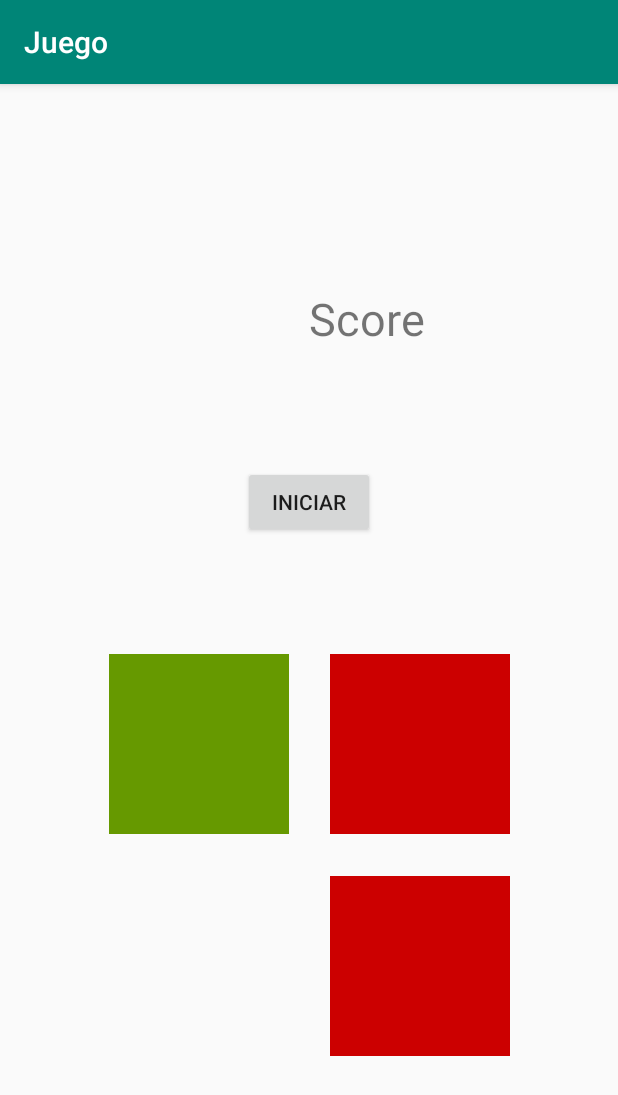
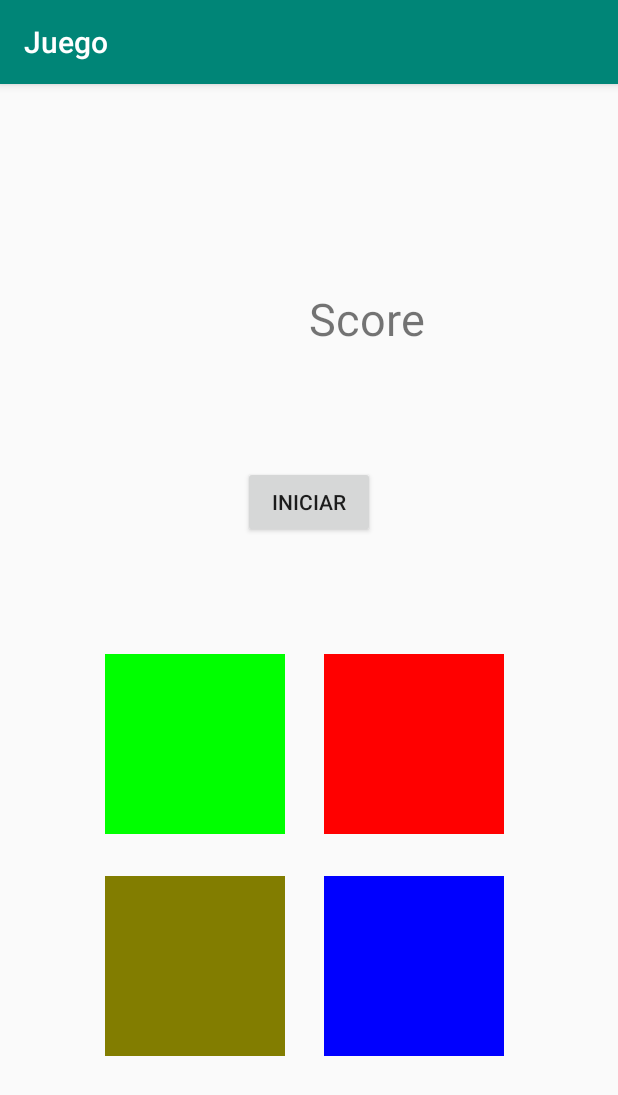
Before and after one commit to LuisGC01/Juego, an Android app: the InterfazJuego screen opened directly, with no data from a screen before it, after a tap on "INICIAR", on a phone screen of 412 x 824 dp. Shown: the top 1095 px of the screen. Run offline under Robolectric (Android 15) with nearby library versions, the phone set to English and light mode, and no system bars.

Commit message:
Se logro hacer el cambio lento

```diff
--- a/app/src/main/java/com/example/juego/InterfazJuego.java
+++ b/app/src/main/java/com/example/juego/InterfazJuego.java
@@ -5,11 +5,15 @@ import android.graphics.Color;
 import android.os.CountDownTimer;
 import android.support.v7.app.AppCompatActivity;
 import android.os.Bundle;
+import android.util.Log;
 import android.view.View;
 import android.widget.Button;
 import android.widget.EditText;
 import android.widget.ImageView;
 import android.widget.TextView;
+
+import java.util.Timer;
+import java.util.TimerTask;
 
 public class InterfazJuego extends AppCompatActivity {
     Button btnIniciar;
@@ -26,13 +30,17 @@ public class InterfazJuego extends AppCompatActivity {
         super.onCreate(savedInstanceState);
         setContentView(R.layout.activity_interfaz_juego);
 
-        btnIniciar=(Button)findViewById(R.id.btnIniciar);
-        lAmarillo=(ImageView)findViewById(R.id.lAmarillo);
-        lRojo=(ImageView)findViewById(R.id.lRojo);
-        lAzul=(ImageView)findViewById(R.id.lAzul);
-        lVerde=(ImageView)findViewById(R.id.iVerde);
-        cNombre=(TextView)findViewById(R.id.cNombre);
-        lPuntaje=(TextView)findViewById(R.id.lPuntaje);
+        btnIniciar = (Button) findViewById(R.id.btnIniciar);
+        lAmarillo = (ImageView) findViewById(R.id.lAmarillo);
+        lRojo = (ImageView) findViewById(R.id.lRojo);
+        lAzul = (ImageView) findViewById(R.id.lAzul);
+        lVerde = (ImageView) findViewById(R.id.iVerde);
+        cNombre = (TextView) findViewById(R.id.cNombre);
+        lPuntaje = (TextView) findViewById(R.id.lPuntaje);
+        lAmarillo.setBackgroundColor(Color.rgb(255, 255, 0));
+        lAzul.setBackgroundColor(Color.rgb(0, 0, 255));
+        lVerde.setBackgroundColor(Color.rgb(0, 255, 0));
+        lRojo.setBackgroundColor(Color.rgb(255, 0, 0));
 
         btnIniciar.setOnClickListener(new View.OnClickListener() {
             @Override
@@ -43,55 +51,68 @@ public class InterfazJuego extends AppCompatActivity {
 
     }
 
-    public void iniciarJuego(){
-        int j=0;
-        while(j=<3){
-            new CountDownTimer(1000, 20) {
-                int aux = generarAleatorios();
 
+    public void iniciarJuego() {
+        new CountDownTimer(3000,1000){
+            int l=0,k=0;
             @Override
             public void onTick(long millisUntilFinished) {
-                    destacarImagenes(aux);
+                lAmarillo.setBackgroundColor(Color.rgb(255, 255, 0));
+                lAzul.setBackgroundColor(Color.rgb(0, 0, 255));
+                lVerde.setBackgroundColor(Color.rgb(0, 255, 0));
+                lRojo.setBackgroundColor(Color.rgb(255, 0, 0));
+                k=iluminarboton();
+                lAmarillo.setBackgroundColor(Color.rgb(255, 255, 0));
+                lAzul.setBackgroundColor(Color.rgb(0, 0, 255));
+                lVerde.setBackgroundColor(Color.rgb(0, 255, 0));
+                lRojo.setBackgroundColor(Color.rgb(255, 0, 0));
             }
 
             @Override
             public void onFinish() {
-                    lAmarillo.setColorFilter(Color.rgb(255, 255, 0));
-                    lAzul.setColorFilter(Color.rgb(0, 0, 255));
-                    lVerde.setColorFilter(Color.rgb(0, 255, 0));
-                    lRojo.setColorFilter(Color.rgb(255, 0, 0));
+                Log.e("dsd","sdf");
             }
         }.start();
-            j++;
+    }
+
+    public int iluminarboton(){
+        final int aux = generarAleatorios();
+
+        new CountDownTimer(1000, 20) {
+            @Override
+            public void onTick(long millisUntilFinished) {
+                if (aux == 0) {
+                    lVerde.setBackgroundColor(Color.rgb(0, 125, 0));
+                } else if (aux == 1) {
+                    lRojo.setBackgroundColor(Color.rgb(125, 0, 0));
+                } else if (aux == 2) {
+                    lAzul.setBackgroundColor(Color.rgb(0, 0, 125));
+                } else if (aux == 3) {
+                    lAmarillo.setBackgroundColor(Color.rgb(130, 125, 0));
                 }
 
             }
 
-    public int generarAleatorios(){
+            @Override
+            public void onFinish() {
+                lAmarillo.setBackgroundColor(Color.rgb(255, 255, 0));
+                lAzul.setBackgroundColor(Color.rgb(0, 0, 255));
+                lVerde.setBackgroundColor(Color.rgb(0, 255, 0));
+                lRojo.setBackgroundColor(Color.rgb(255, 0, 0));
+            }
+        }.start();
+        return aux;
+    }
+
+    public int generarAleatorios() {
         double j = 0;
         int k = 0;
         do {
-            j =Math.random()*10;
-            k =(int)j;
-        }while (k>=4);
+            j = Math.random() * 10;
+            k = (int) j;
+        } while (k >= 4);
         return k;
     }
 
-    public void destacarImagenes(int a){
-        switch (a){
-            case 0:
-                lVerde.setColorFilter(Color.rgb(0,125,0));
-                break;
-            case 1:
-                lRojo.setColorFilter(Color.rgb(125,0,0));
-                break;
-            case 2:
-                lAzul.setColorFilter(Color.rgb(0,0,125));
-                break;
-            case 3:
-                lAmarillo.setColorFilter(Color.rgb(130,125,0));
-                break;
 
 }
-    }
-}
--- a/app/src/main/res/layout/activity_interfaz_juego.xml
+++ b/app/src/main/res/layout/activity_interfaz_juego.xml
@@ -53,22 +53,22 @@
         android:layout_marginEnd="8dp"
         android:layout_marginRight="8dp"
         android:layout_marginBottom="28dp"
+        android:background="@android:color/holo_green_dark"
         app:layout_constraintBottom_toTopOf="@+id/lAmarillo"
         app:layout_constraintEnd_toStartOf="@+id/lRojo"
-        app:layout_constraintHorizontal_bias="0.771"
-        app:layout_constraintStart_toStartOf="parent"
-        app:srcCompat="@android:color/holo_green_dark" />
+        app:layout_constraintHorizontal_bias="0.772"
+        app:layout_constraintStart_toStartOf="parent" />
 
     <ImageView
         android:id="@+id/lAzul"
         android:layout_width="120dp"
         android:layout_height="120dp"
-        android:layout_marginEnd="72dp"
-        android:layout_marginRight="72dp"
+        android:layout_marginEnd="76dp"
+        android:layout_marginRight="76dp"
         android:layout_marginBottom="120dp"
+        android:background="@android:color/holo_blue_dark"
         app:layout_constraintBottom_toBottomOf="parent"
-        app:layout_constraintEnd_toEndOf="parent"
-        app:srcCompat="@android:color/holo_red_dark" />
+        app:layout_constraintEnd_toEndOf="parent" />
 
     <ImageView
         android:id="@+id/lAmarillo"
@@ -79,6 +79,7 @@
         android:layout_marginEnd="8dp"
         android:layout_marginRight="8dp"
         android:layout_marginBottom="120dp"
+        android:background="@color/colorAccent"
         app:layout_constraintBottom_toBottomOf="parent"
         app:layout_constraintEnd_toStartOf="@+id/lAzul"
         app:layout_constraintHorizontal_bias="0.771"
@@ -88,12 +89,12 @@
         android:id="@+id/lRojo"
         android:layout_width="120dp"
         android:layout_height="120dp"
-        android:layout_marginEnd="72dp"
-        android:layout_marginRight="72dp"
+        android:layout_marginEnd="76dp"
+        android:layout_marginRight="76dp"
         android:layout_marginBottom="28dp"
+        android:background="@android:color/holo_red_dark"
         app:layout_constraintBottom_toTopOf="@+id/lAzul"
-        app:layout_constraintEnd_toEndOf="parent"
-        app:srcCompat="@android:color/holo_red_dark" />
+        app:layout_constraintEnd_toEndOf="parent" />
 
     <Button
         android:id="@+id/btnIniciar"
--- a/app/src/main/res/values/colors.xml
+++ b/app/src/main/res/values/colors.xml
@@ -1,6 +1,6 @@
 <?xml version="1.0" encoding="utf-8"?>
 <resources>
     <color name="colorPrimary">#008577</color>
-    <color name="colorPrimaryDark">#00574B</color>
-    <color name="colorAccent">#D81B60</color>
+    <color name="colorPrimaryDark">#FEFE00</color>
+    <color name="colorAccent">#FFFF00</color>
 </resources>
```
Lines whose indentation alone changed are shown as unchanged.
